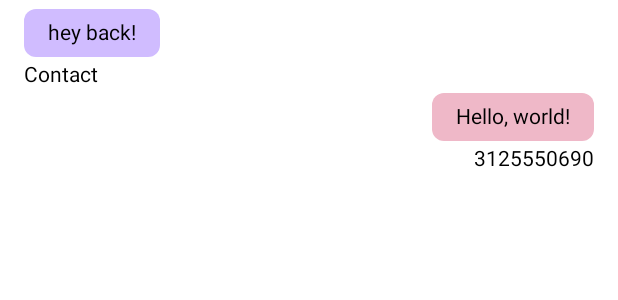
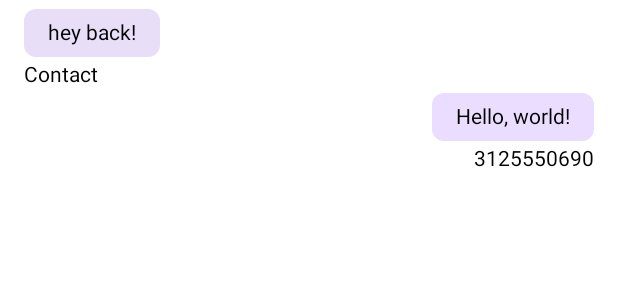
Before and after one commit to awscherb/Messaging, an Android app built with Jetpack Compose: the @Preview function MessageListPreview, on a phone screen of 412 x 824 dp. Shown: the top 300 px of the screen. Run offline under Robolectric (Android 15) with nearby library versions, the phone set to English and light mode, and no system bars; pictures from the network do not load.

Commit message:
Bubble colors

```diff
--- a/app/src/main/java/com/awscherb/messaging/pager/SmsMmsPager.kt
+++ b/app/src/main/java/com/awscherb/messaging/pager/SmsMmsPager.kt
@@ -101,7 +101,7 @@ class SmsMmsPager(
             return LoadResult.Page(
                 data = messagesList,
                 prevKey = if (page == 0) null else page - 1,
-                nextKey = page + 1
+                nextKey = null
             )
 
         }
--- a/app/src/main/java/com/awscherb/messaging/ui/messages/MessageRow.kt
+++ b/app/src/main/java/com/awscherb/messaging/ui/messages/MessageRow.kt
@@ -13,6 +13,7 @@ import androidx.compose.foundation.layout.padding
 import androidx.compose.foundation.layout.size
 import androidx.compose.foundation.layout.widthIn
 import androidx.compose.foundation.shape.CircleShape
+import androidx.compose.material3.MaterialTheme
 import androidx.compose.material3.Text
 import androidx.compose.runtime.Composable
 import androidx.compose.ui.Alignment
@@ -188,7 +189,7 @@ fun MessageNameCircle(
             modifier = Modifier
                 .size(size)
                 .clip(CircleShape)
-                .background(Purple80)
+                .background(MaterialTheme.colorScheme.primaryContainer)
         )
         Text(
             text = name,
--- a/app/src/main/java/com/awscherb/messaging/ui/messages/MessagesScreen.kt
+++ b/app/src/main/java/com/awscherb/messaging/ui/messages/MessagesScreen.kt
@@ -31,7 +31,7 @@ fun MessagesScreen(
     MessageScreenInner(
         progress = progress,
         messages = messages,
-        threadOnClick =threadOnClick
+        threadOnClick = threadOnClick
     )
 }
 
@@ -41,7 +41,7 @@ fun MessageScreenInner(
     messages: List<MessageThread>,
     threadOnClick: (MessageThread) -> Unit
 ) {
-    ScaffoldScreen(title = "Messages", navOnClick = {  }) {
+    ScaffoldScreen(title = "Messages", navOnClick = { }) {
         if (progress != null) {
             Column(
                 modifier = Modifier
--- a/app/src/main/java/com/awscherb/messaging/ui/thread/common/MessageList.kt
+++ b/app/src/main/java/com/awscherb/messaging/ui/thread/common/MessageList.kt
@@ -12,9 +12,11 @@ import androidx.compose.foundation.layout.height
 import androidx.compose.foundation.layout.padding
 import androidx.compose.foundation.layout.size
 import androidx.compose.foundation.layout.width
+import androidx.compose.foundation.layout.widthIn
 import androidx.compose.foundation.lazy.LazyColumn
 import androidx.compose.foundation.lazy.items
 import androidx.compose.foundation.shape.RoundedCornerShape
+import androidx.compose.material3.MaterialTheme
 import androidx.compose.material3.Text
 import androidx.compose.runtime.Composable
 import androidx.compose.ui.Alignment
@@ -53,6 +55,7 @@ fun MessageList(
 fun MessageBubble(
     message: Message
 ) {
+    val screenWidth = (LocalConfiguration.current.screenWidthDp)
     Column(
         modifier = Modifier
             .padding(horizontal = 16.dp, vertical = 2.dp)
@@ -62,17 +65,18 @@ fun MessageBubble(
         val color: Color
         if (message.fromMe) {
             aligment = Alignment.End
-            color = Pink80
+            color = MaterialTheme.colorScheme.primaryContainer
         } else {
             aligment = Alignment.Start
-            color = Purple80
+            color = MaterialTheme.colorScheme.secondaryContainer
         }
 
         Column(
             modifier = Modifier.align(aligment)
+                .widthIn(0.dp, (screenWidth * .75).dp)
         ) {
             message.data?.let { partId ->
-                val width = (LocalConfiguration.current.screenWidthDp / 2)
+
                 val bitmap = getMmsImage(partId, LocalContext.current) ?: return@let
                 AsyncImage(
                     model = ImageRequest.Builder(
@@ -82,8 +86,9 @@ fun MessageBubble(
                         .build(),
                     contentDescription = "Image",
                     modifier = Modifier
-                        .width(width.dp)
-                        .height(((width * bitmap.height) / bitmap.width).dp)
+                        .clip(RoundedCornerShape(8.dp))
+                        .width((screenWidth / 2).dp)
+                        .height((((screenWidth / 2) * bitmap.height) / bitmap.width).dp)
                         .align(aligment)
                 )
             }
--- a/app/src/main/java/com/awscherb/messaging/ui/thread/sms/SmsThreadViewModel.kt
+++ b/app/src/main/java/com/awscherb/messaging/ui/thread/sms/SmsThreadViewModel.kt
@@ -2,12 +2,10 @@ package com.awscherb.messaging.ui.thread.sms
 
 import android.app.Application
 import android.content.Context
-import android.net.Uri
 import androidx.lifecycle.AndroidViewModel
 import androidx.lifecycle.SavedStateHandle
 import androidx.paging.PagingData
 import com.awscherb.messaging.pager.SmsMmsPager
-import com.awscherb.messaging.pager.SmsPager
 import com.awscherb.messaging.service.ContactService
 import com.awscherb.messaging.ui.thread.common.Message
 import dagger.hilt.android.lifecycle.HiltViewModel
```
Also changed, not shown: app/src/main/java/com/awscherb/messaging/pager/SmsPager.kt (deleted, +0 -60 lines).
